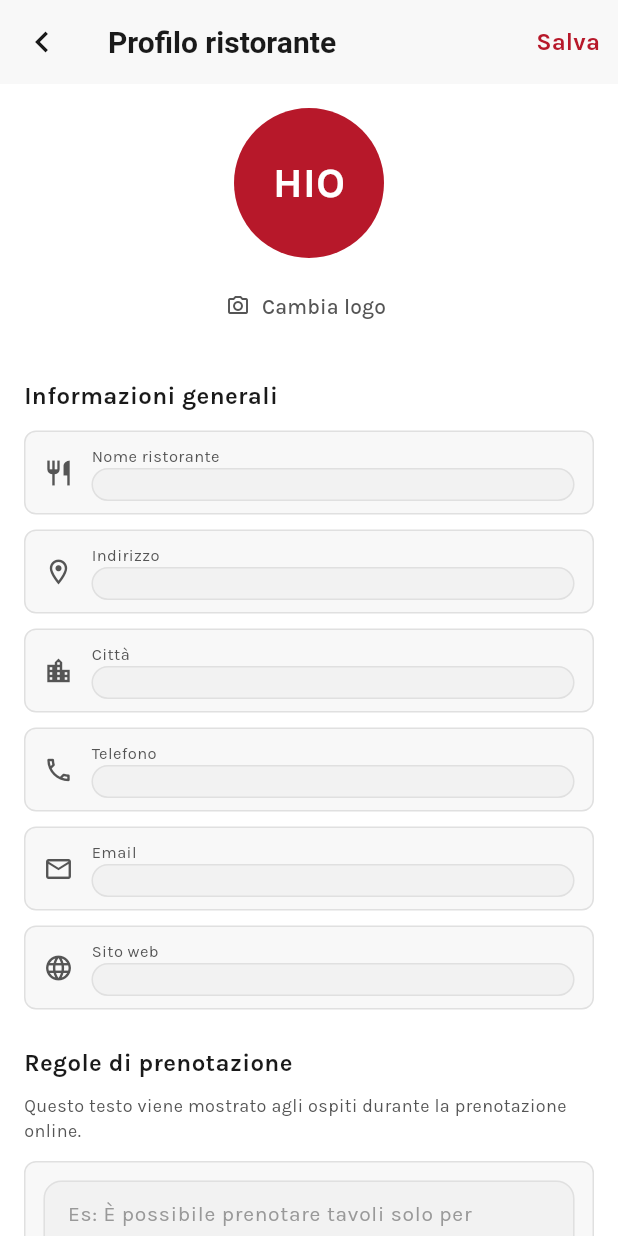
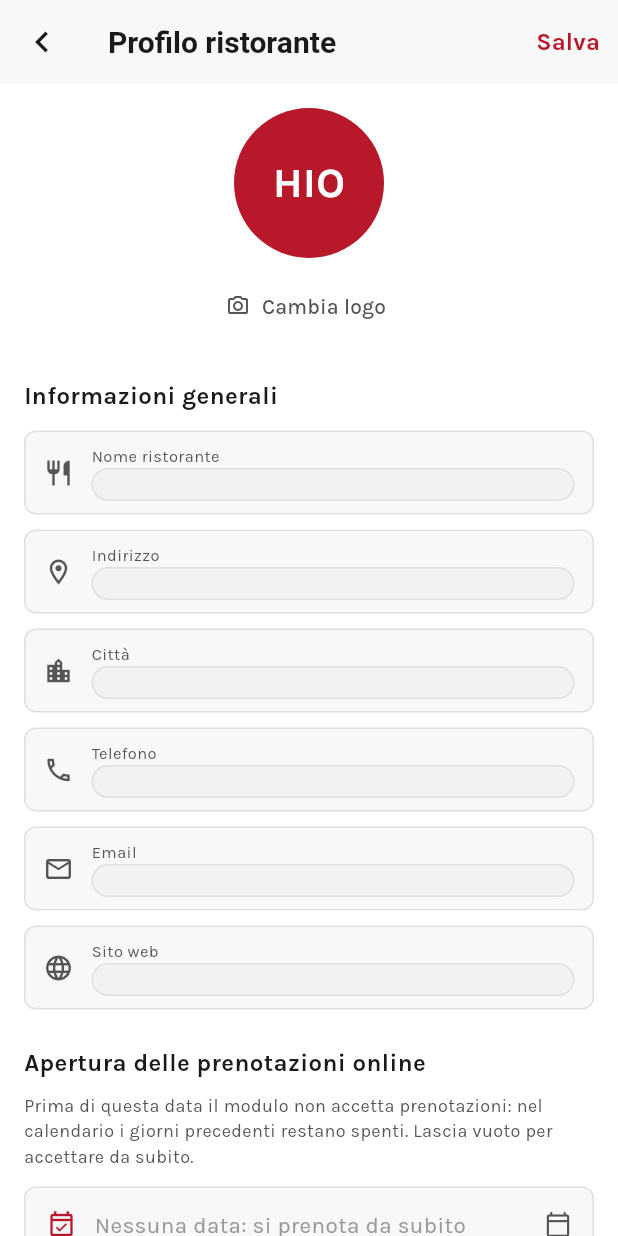
Before and after one commit to ferrarapeppe/restaurant-booking, a Flutter app: the RestaurantProfileScreen screen opened by its route, on a phone screen of 412 x 824 dp. Run offline on Flutter 3.47's test engine with Material 3 defaults, Android fonts, the phone set to English and light mode, and no system bars; our stand-ins replace flutter_dotenv, flutter_riverpod, go_router, google_fonts, supabase_flutter; missing offline and left inert: dart:js; accounts and stored records are empty; Roboto replaces fonts that are missing (Playfair Display Sc); statements that could not run were skipped.

Commit message:
feat(prenotazioni): la data di apertura si imposta dall'app
La data da cui il modulo accetta prenotazioni era scritta nel codice
(1 settembre 2026): per cambiarla bisognava modificare il sorgente e
ripubblicare il sito.

Ora vive nella colonna `settings` del ristorante, finora inutilizzata, e
si imposta da Impostazioni > Profilo ristorante con un selettore di data.
Lasciandola vuota il modulo accetta prenotazioni da subito.

Il salvataggio riscrive le altre chiavi di settings insieme alla propria,
per non cancellarle.

Provato leggendo il calendario del modulo con tre valori diversi:
1 settembre apre su settembre, 26 agosto apre su agosto, nessuna data
parte da domani (oggi e' il giorno di chiusura).

Co-Authored-By: Claude Opus 5 <noreply@anthropic.com>

```diff
--- a/lib/features/settings/restaurant_profile_screen.dart
+++ b/lib/features/settings/restaurant_profile_screen.dart
@@ -21,6 +21,11 @@ class _RestaurantProfileScreenState extends State<RestaurantProfileScreen> {
   final _emailCtrl = TextEditingController();
   final _websiteCtrl = TextEditingController();
   final _rulesCtrl = TextEditingController();
+
+  /// Da quando il modulo pubblico accetta prenotazioni. Vuota = da subito.
+  /// Vive nella colonna `settings` del ristorante, che era libera.
+  DateTime? _prenotazioniDal;
+  Map<String, dynamic> _altreImpostazioni = {};
 
   @override
   void initState() {
@@ -51,8 +56,28 @@ class _RestaurantProfileScreenState extends State<RestaurantProfileScreen> {
       _emailCtrl.text = res['email'] ?? '';
       _websiteCtrl.text = res['website'] ?? '';
       _rulesCtrl.text = res['booking_rules'] ?? '';
+      final s = res['settings'];
+      if (s is Map) {
+        _altreImpostazioni = Map<String, dynamic>.from(s);
+        _prenotazioniDal = DateTime.tryParse((s['prenotazioni_dal'] ?? '').toString());
+      }
     } catch (_) {}
     setState(() => _loading = false);
+  }
+
+  static String _iso(DateTime d) =>
+      '${d.year}-${d.month.toString().padLeft(2, '0')}-${d.day.toString().padLeft(2, '0')}';
+
+  Future<void> _scegliData() async {
+    final oggi = DateTime.now();
+    final scelta = await showDatePicker(
+      context: context,
+      initialDate: _prenotazioniDal ?? oggi,
+      firstDate: DateTime(oggi.year - 1),
+      lastDate: DateTime(oggi.year + 3),
+      locale: const Locale('it', 'IT'),
+    );
+    if (scelta != null) setState(() => _prenotazioniDal = scelta);
   }
 
   Future<void> _save() async {
@@ -66,6 +91,11 @@ class _RestaurantProfileScreenState extends State<RestaurantProfileScreen> {
         'email': _emailCtrl.text.trim(),
         'website': _websiteCtrl.text.trim(),
         'booking_rules': _rulesCtrl.text.trim(),
+        // Le altre chiavi di settings vanno riscritte, altrimenti si perdono
+        'settings': {
+          ..._altreImpostazioni,
+          if (_prenotazioniDal != null) 'prenotazioni_dal': _iso(_prenotazioniDal!) else 'prenotazioni_dal': null,
+        },
       }).eq('id', _restaurantId);
       if (mounted) ScaffoldMessenger.of(context).showSnackBar(
         const SnackBar(content: Text('Profilo salvato'), backgroundColor: AppColors.accent),
@@ -141,6 +171,49 @@ class _RestaurantProfileScreenState extends State<RestaurantProfileScreen> {
                 _ProfileField(label: 'Email', controller: _emailCtrl, icon: Icons.email_outlined, type: TextInputType.emailAddress),
                 const SizedBox(height: 10),
                 _ProfileField(label: 'Sito web', controller: _websiteCtrl, icon: Icons.language_outlined, type: TextInputType.url),
+                const SizedBox(height: 24),
+                const _SectionTitle('Apertura delle prenotazioni online'),
+                const SizedBox(height: 8),
+                const Text(
+                  'Prima di questa data il modulo non accetta prenotazioni: nel calendario '
+                  'i giorni precedenti restano spenti. Lascia vuoto per accettare da subito.',
+                  style: TextStyle(color: AppColors.textSecondary, fontSize: 12),
+                ),
+                const SizedBox(height: 12),
+                InkWell(
+                  onTap: _scegliData,
+                  borderRadius: BorderRadius.circular(8),
+                  child: Container(
+                    padding: const EdgeInsets.symmetric(horizontal: 14, vertical: 14),
+                    decoration: BoxDecoration(
+                      color: AppColors.surface,
+                      borderRadius: BorderRadius.circular(8),
+                      border: Border.all(color: AppColors.divider),
+                    ),
+                    child: Row(children: [
+                      const Icon(Icons.event_available_outlined, size: 20, color: AppColors.accent),
+                      const SizedBox(width: 12),
+                      Expanded(
+                        child: Text(
+                          _prenotazioniDal == null
+                              ? 'Nessuna data: si prenota da subito'
+                              : 'Si prenota a partire dal ${_iso(_prenotazioniDal!)}',
+                          style: TextStyle(
+                            color: _prenotazioniDal == null ? AppColors.textMuted : AppColors.textPrimary,
+                            fontSize: 15,
+                          ),
+                        ),
+                      ),
+                      if (_prenotazioniDal != null)
+                        IconButton(
+                          tooltip: 'Togli la limitazione',
+                          icon: const Icon(Icons.close, size: 18, color: AppColors.textSecondary),
+                          onPressed: () => setState(() => _prenotazioniDal = null),
+                        ),
+                      const Icon(Icons.calendar_today_outlined, size: 18, color: AppColors.textSecondary),
+                    ]),
+                  ),
+                ),
                 const SizedBox(height: 24),
                 const _SectionTitle('Regole di prenotazione'),
                 const SizedBox(height: 8),
```
Also changed, not shown: 1 other file.
